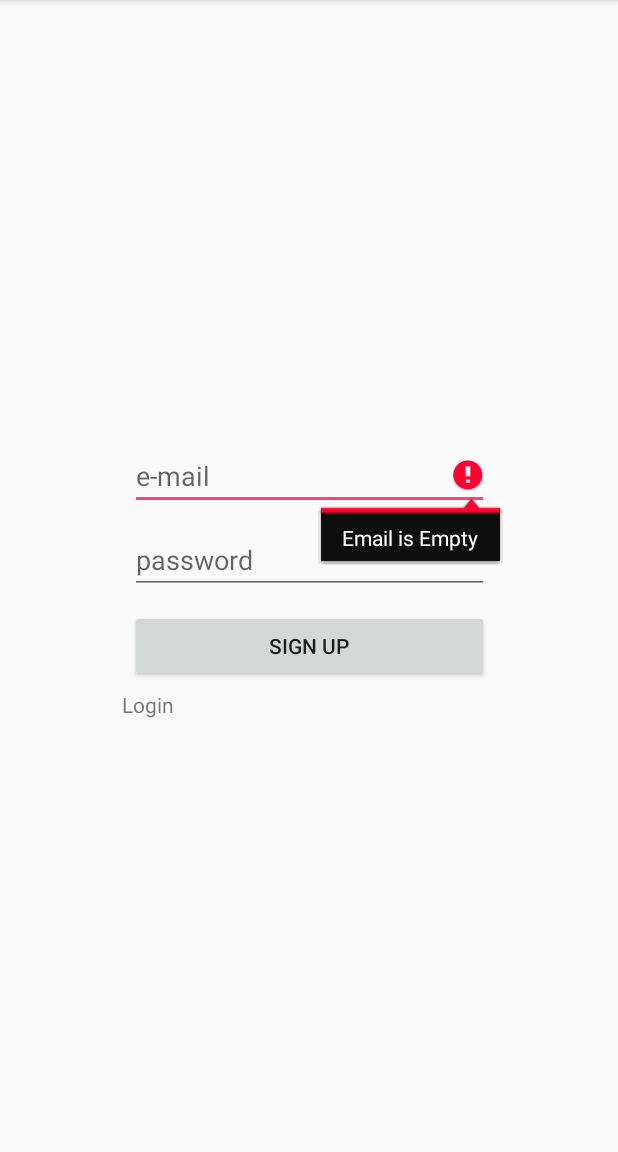
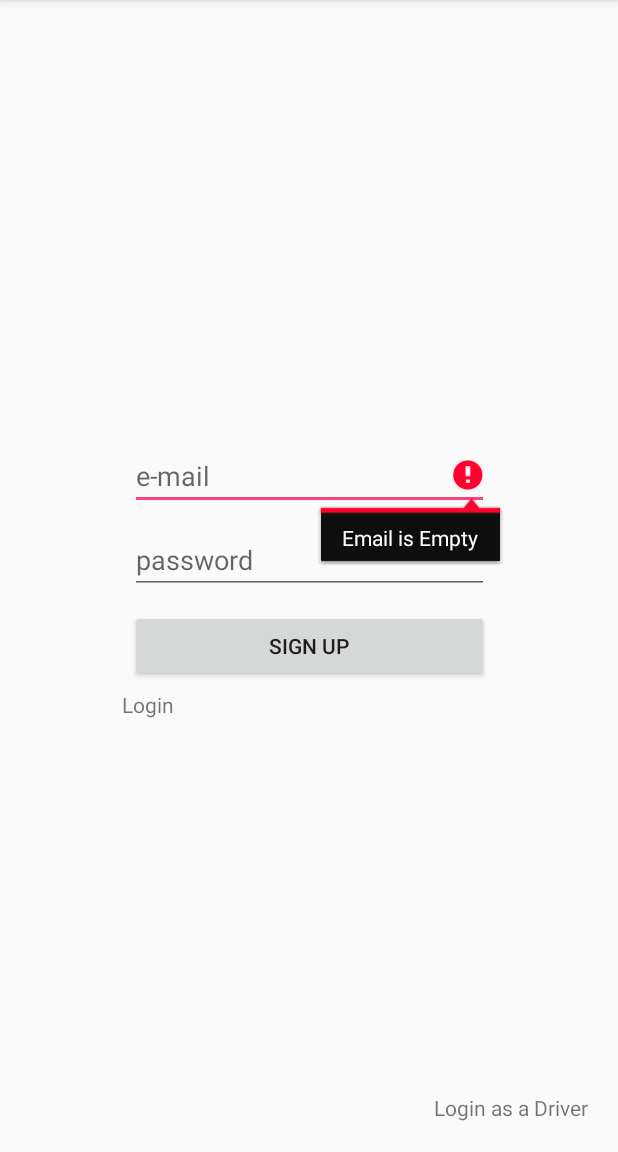
Before and after one commit to Hasthiya/nsbmTravelMate, an Android app: the screen it shows after launch (MainActivity), after a tap on "SIGN UP", on a phone screen of 412 x 824 dp, the part 84-1236 px from its top. Run offline under Robolectric (Android 15) with nearby library versions, the phone set to English and light mode, and no system bars; our stand-ins replace Firebase (no records; nobody signed in at launch, a user with empty details on screens opened directly).

Commit message:
Driver login flow added

```diff
--- a/app/src/main/AndroidManifest.xml
+++ b/app/src/main/AndroidManifest.xml
@@ -20,6 +20,7 @@
         </activity>
         <activity android:name=".LoginActivity" />
         <activity android:name=".BusFinderActivity"></activity>
+        <activity android:name=".DriverLoginActivity"></activity>
     </application>
 
 </manifest>
--- a/app/src/main/java/com/example/hasthi/nsbmtravelmate/MainActivity.java
+++ b/app/src/main/java/com/example/hasthi/nsbmtravelmate/MainActivity.java
@@ -27,6 +27,7 @@ public class MainActivity extends AppCompatActivity implements View.OnClickListe
     private static final String TAG = "MainActivity";
     private Button SignUpButton;
     private TextView LoginPageLink;
+    private TextView DriverPageLink;
     private EditText UserEmail;
     private EditText UserPassword;
     private ProgressDialog progressDialog;
@@ -51,6 +52,8 @@ public class MainActivity extends AppCompatActivity implements View.OnClickListe
         UserEmail = findViewById(R.id.user_email);
         UserPassword = findViewById(R.id.user_password);
         progressDialog = new ProgressDialog(this);
+        DriverPageLink = findViewById(R.id.driver_login_page_link);
+        DriverPageLink.setOnClickListener(this);
 
 
 
@@ -68,6 +71,9 @@ public class MainActivity extends AppCompatActivity implements View.OnClickListe
 
             startActivity(new Intent(getApplicationContext(), LoginActivity.class));
 
+        }
+        if (view == DriverPageLink){
+            startActivity(new Intent(getApplicationContext(), DriverLoginActivity.class));
         }
 
     }
--- a/app/src/main/res/layout/activity_main.xml
+++ b/app/src/main/res/layout/activity_main.xml
@@ -44,4 +44,13 @@
 
     </LinearLayout>
 
+    <TextView
+        android:id="@+id/driver_login_page_link"
+        android:layout_width="wrap_content"
+        android:layout_height="wrap_content"
+        android:text="Login as a Driver"
+        android:padding="20dp"
+        app:layout_constraintBottom_toBottomOf="parent"
+        app:layout_constraintRight_toRightOf="parent"/>
+
 </android.support.constraint.ConstraintLayout>
```
